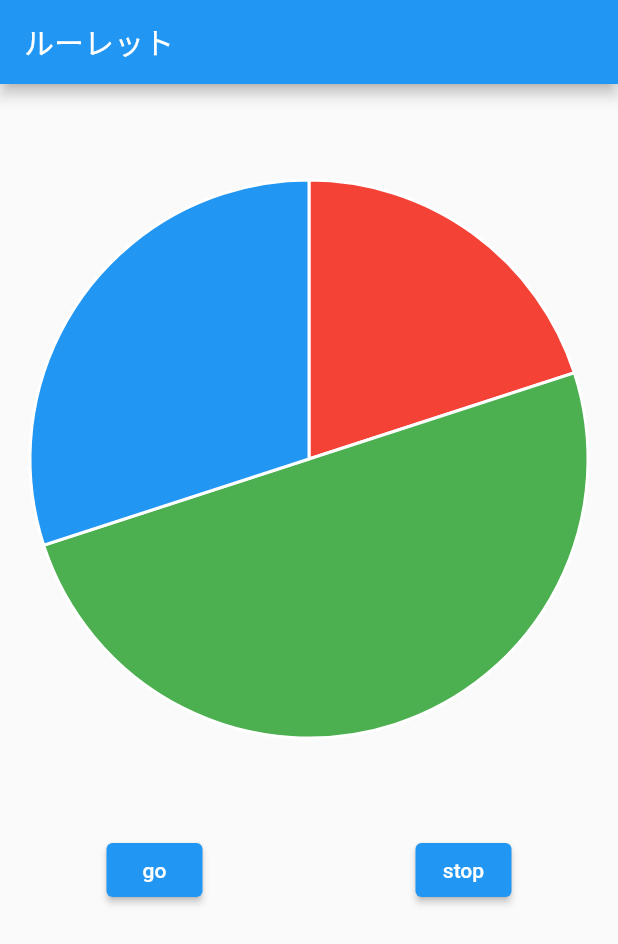
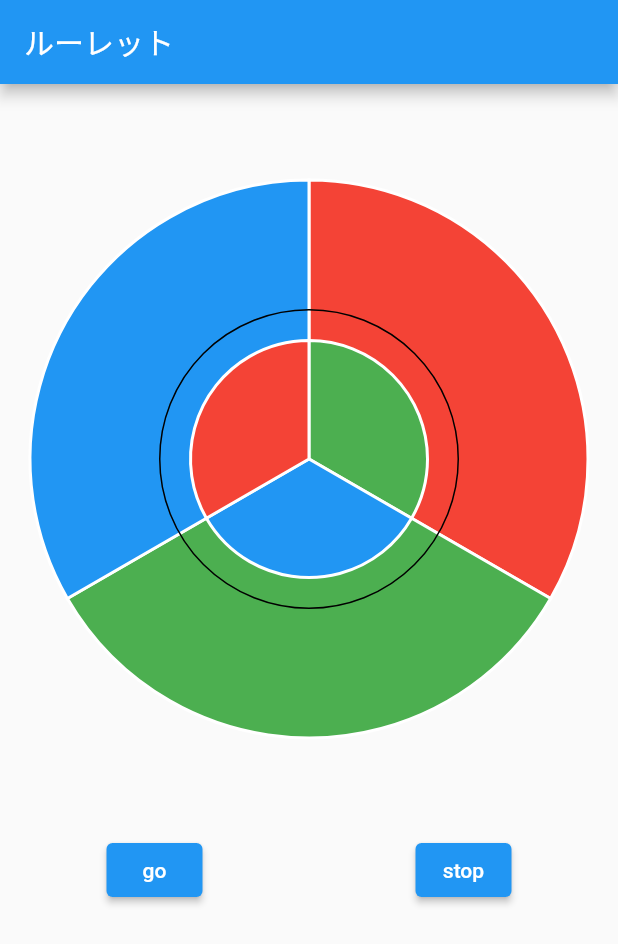
Before and after one commit to mkurom/rouletteApp, a Flutter app: the screen it shows after launch, after a tap on "stop", on a phone screen of 412 x 824 dp. Shown: the top 944 px of the screen. Run offline on Flutter 3.47's test engine with Material 2 defaults, Android fonts, the phone set to English and light mode, and no system bars; our stand-ins replace charts_flutter.

Commit message:
内側ルーレットを作成

```diff
--- a/lib/roulette_page.dart
+++ b/lib/roulette_page.dart
@@ -15,10 +15,12 @@ class RoulettePage extends StatefulWidget {
 
 class _RoulettePageState extends State<RoulettePage>
     with SingleTickerProviderStateMixin {
-  final List<charts.Series<Item, String>> _series = [];
+  final List<charts.Series<Item, String>> _outData = [];
+  final List<charts.Series<Item, String>> _inData = [];
 
   bool animate = false;
-  double angle = 0;
+  double outAngle = 0;
+  double inAngle = 0;
 
   late AnimationController controller;
 
@@ -46,21 +48,50 @@ class _RoulettePageState extends State<RoulettePage>
       body: Container(
         child: Column(
           children: [
+            Stack(
+              alignment: Alignment.center,
+              children: [
                 RotationTransition(
-              turns: Tween(begin: 0.0, end: 10.0).animate(controller),
+                  turns: Tween(begin: 0.0, end: 5.0).animate(controller),
                   child: Transform.rotate(
-                angle: angle,
+                    angle: outAngle,
                     child: Container(
                       width: 500,
                       height: 500,
-                  child: Center(
                       child: charts.PieChart(
-                      _series,
+                        _outData,
                         animate: animate,
                       ),
                     ),
                   ),
                 ),
+                RotationTransition(
+                  turns: Tween(begin: 5.0, end: 0.0).animate(controller),
+                  child: Transform.rotate(
+                    angle: inAngle,
+                    child: Container(
+                      width: 200,
+                      height: 200,
+                      decoration: BoxDecoration(
+                        shape: BoxShape.circle,
+                        border: Border.all(
+                          color: Colors.black,
+                        ),
+                      ),
+                      child: charts.PieChart(
+                        _inData,
+                        animate: animate,
+                        layoutConfig: charts.LayoutConfig(
+                          topMarginSpec: charts.MarginSpec.fixedPixel(0),
+                          rightMarginSpec: charts.MarginSpec.fixedPixel(0),
+                          bottomMarginSpec: charts.MarginSpec.fixedPixel(0),
+                          leftMarginSpec: charts.MarginSpec.fixedPixel(0),
+                        ),
+                      ),
+                    ),
+                  ),
+                ),
+              ],
             ),
             Row(
               mainAxisAlignment: MainAxisAlignment.spaceAround,
@@ -74,7 +105,8 @@ class _RoulettePageState extends State<RoulettePage>
                   onPressed: () {
                     controller.reset();
                     setState(() {
-                      angle = math.Random().nextInt(10).toDouble();
+                      outAngle = math.Random().nextInt(10).toDouble();
+                      inAngle = math.Random().nextInt(10).toDouble();
                     });
                   },
                 ),
@@ -87,10 +119,10 @@ class _RoulettePageState extends State<RoulettePage>
   }
 
   void _rouletteData() {
-    _series.addAll(
+    _outData.addAll(
       [
         charts.Series<Item, String>(
-          id: 'BudgetChart',
+          id: 'outter',
           domainFn: (Item item, _) => item.title,
           measureFn: (Item item, _) => item.ratio,
           colorFn: (Item item, _) => item.color,
@@ -109,7 +141,35 @@ class _RoulettePageState extends State<RoulettePage>
               title: sampleItems[2].title,
               ratio: sampleItems[2].ratio,
               color: sampleItems[2].color,
-            )
+            ),
+          ],
+        ),
+      ],
+    );
+
+    _inData.addAll(
+      [
+        charts.Series<Item, String>(
+          id: 'outter',
+          domainFn: (Item item, _) => item.title,
+          measureFn: (Item item, _) => item.ratio,
+          colorFn: (Item item, _) => item.color,
+          data: [
+            Item(
+              title: sampleItems[1].title,
+              ratio: sampleItems[1].ratio,
+              color: sampleItems[1].color,
+            ),
+            Item(
+              title: sampleItems[2].title,
+              ratio: sampleItems[2].ratio,
+              color: sampleItems[2].color,
+            ),
+            Item(
+              title: sampleItems[0].title,
+              ratio: sampleItems[0].ratio,
+              color: sampleItems[0].color,
+            ),
           ],
         ),
       ],
--- a/lib/sample_data.dart
+++ b/lib/sample_data.dart
@@ -4,17 +4,17 @@ import 'package:charts_flutter/flutter.dart' as charts;
 List<Item> sampleItems = [
   Item(
     title: '項目1',
-    ratio: 20,
+    ratio: 33,
     color: charts.MaterialPalette.red.shadeDefault,
   ),
   Item(
     title: '項目2',
-    ratio: 50,
+    ratio: 33,
     color: charts.MaterialPalette.green.shadeDefault,
   ),
   Item(
     title: '項目3',
-    ratio: 30,
+    ratio: 33,
     color: charts.MaterialPalette.blue.shadeDefault,
   ),
 ];
```
Lines whose indentation alone changed are shown as unchanged.
